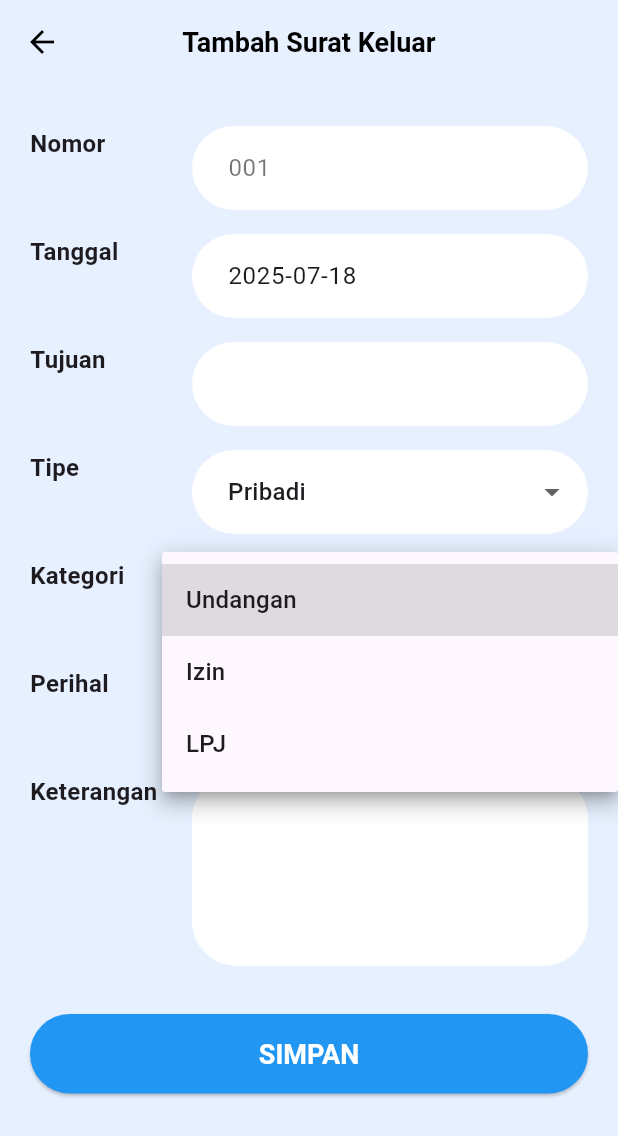
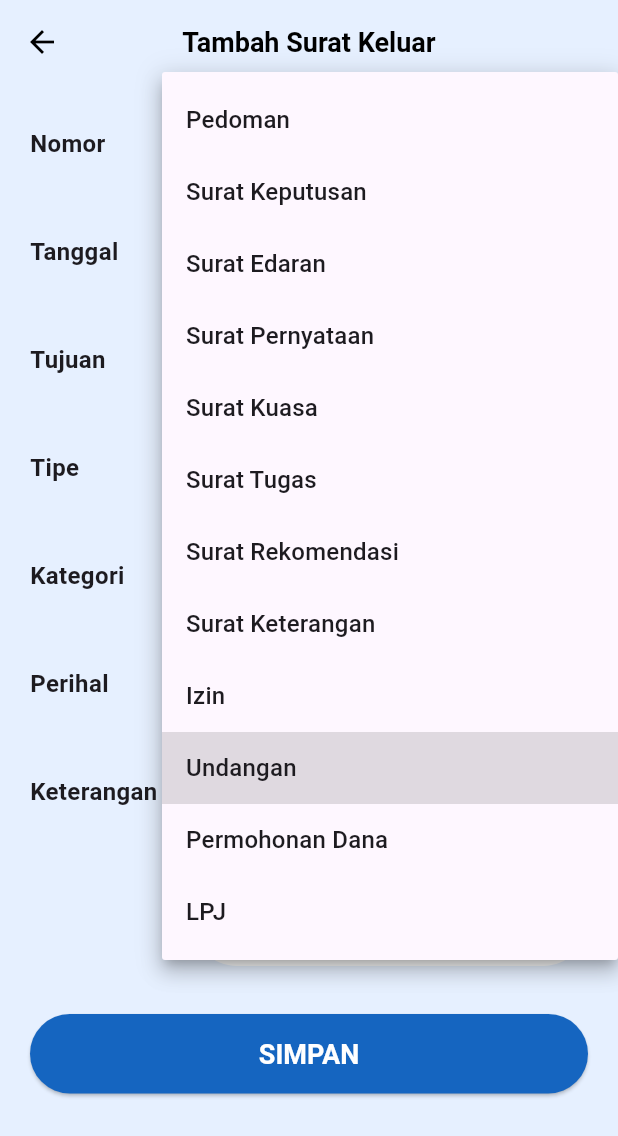
Before and after one commit to RosydahRihadhatu/RekapNoSurat, a Flutter app: the FormScreen screen opened directly with empty values, after a tap on "Undangan", on a phone screen of 412 x 824 dp. Shown: the top 1136 px of the screen. Run offline on Flutter 3.47's test engine with Material 3 defaults, Android fonts, the phone set to English and light mode, and no system bars; our stand-ins replace sqflite; accounts and stored records are empty.

Commit message:
keknya udah beneran deh

```diff
--- /dev/null
+++ b/lib/constants/kategori_constant.dart
@@ -0,0 +1,16 @@
+class KategoriConstants {
+  static const Map<String, String> options = {
+    'Pedoman': 'PED',
+    'Surat Keputusan': 'KEP',
+    'Surat Edaran': 'EDR',
+    'Surat Pernyataan': 'PER',
+    'Surat Kuasa': 'KSA',
+    'Surat Tugas': 'TGS',
+    'Surat Rekomendasi': 'REK',
+    'Surat Keterangan': 'KET',
+    'Izin': 'IZN',
+    'Undangan': 'UND',
+    'Permohonan Dana': 'PD',
+    'LPJ': 'LPJ',
+  };
+}
--- a/lib/screens/form_screen.dart
+++ b/lib/screens/form_screen.dart
@@ -2,6 +2,8 @@ import 'package:flutter/material.dart';
 import '../models/surat_model.dart';
 import '../database/surat_dao.dart';
 import '../utils/date_utils.dart';
+import '../constants/kategori_constant.dart';
+import '../theme/app_colors.dart';
 
 class FormScreen extends StatefulWidget {
   final bool isMasuk;
@@ -17,11 +19,7 @@ class _FormScreenState extends State<FormScreen> {
   final _formKey = GlobalKey<FormState>();
   final dao = SuratDao();
 
-  final Map<String, String> kategoriOptions = {
-    'Undangan': 'UND',
-    'Izin': 'IZN',
-    'LPJ': 'LPJ',
-  };
+  final Map<String, String> kategoriOptions = KategoriConstants.options;
 
   late bool isEdit;
   late String nomor;
@@ -145,8 +143,9 @@ class _FormScreenState extends State<FormScreen> {
   Widget build(BuildContext context) {
     final isMasuk = widget.isMasuk;
     final backgroundColor =
-        isMasuk ? const Color(0xFFFFF0F5) : const Color(0xFFE6F0FF);
-    final simpanColor = isMasuk ? Colors.pink : Colors.blue;
+        isMasuk ? AppColors.masukBackground : AppColors.keluarBackground;
+    final simpanColor =
+        isMasuk ? AppColors.masukColor : AppColors.keluarColor;
 
     return Scaffold(
       backgroundColor: backgroundColor,
@@ -161,7 +160,6 @@ class _FormScreenState extends State<FormScreen> {
         ),
         iconTheme: const IconThemeData(color: Colors.black),
       ),
-
       body: Padding(
         padding: const EdgeInsets.all(20),
         child: Form(
--- /dev/null
+++ b/lib/theme/app_colors.dart
@@ -0,0 +1,12 @@
+import 'package:flutter/material.dart';
+
+class AppColors {
+  static const masukBackground = Color(0xFFFFF0F5);
+  static const keluarBackground = Color(0xFFE6F0FF);
+
+  static const masukColor = Color(0xFFAD1457);
+  static const keluarColor = Color(0xFF1565C0);
+
+  static const formFieldFill = Colors.white;
+  static const labelText = Colors.black87;
+}
--- a/lib/widgets/surat_list_tile.dart
+++ b/lib/widgets/surat_list_tile.dart
@@ -1,7 +1,7 @@
 import 'package:flutter/material.dart';
+import 'package:nobook/theme/app_colors.dart';
 import '../models/surat_model.dart';
 import '../screens/detail_screen.dart';
-import '../database/surat_dao.dart';
 
 class SuratListTile extends StatelessWidget {
   final SuratModel surat;
@@ -56,7 +56,10 @@ class SuratListTile extends StatelessWidget {
               width: 6,
               height: 60,
               decoration: BoxDecoration(
-                color: surat.isMasuk ? Colors.pink : Colors.blue,
+                color:
+                    surat.isMasuk
+                        ? AppColors.masukColor
+                        : AppColors.keluarColor,
                 borderRadius: BorderRadius.circular(4),
               ),
             ),
@@ -82,8 +85,8 @@ class SuratListTile extends StatelessWidget {
                       fontSize: 16,
                       color:
                           surat.isMasuk
-                              ? const Color(0xFFAD1457)
-                              : const Color(0xFF1565C0),
+                              ? AppColors.masukColor
+                              : AppColors.keluarColor,
                     ),
                   ),
                   const SizedBox(height: 4),
```
